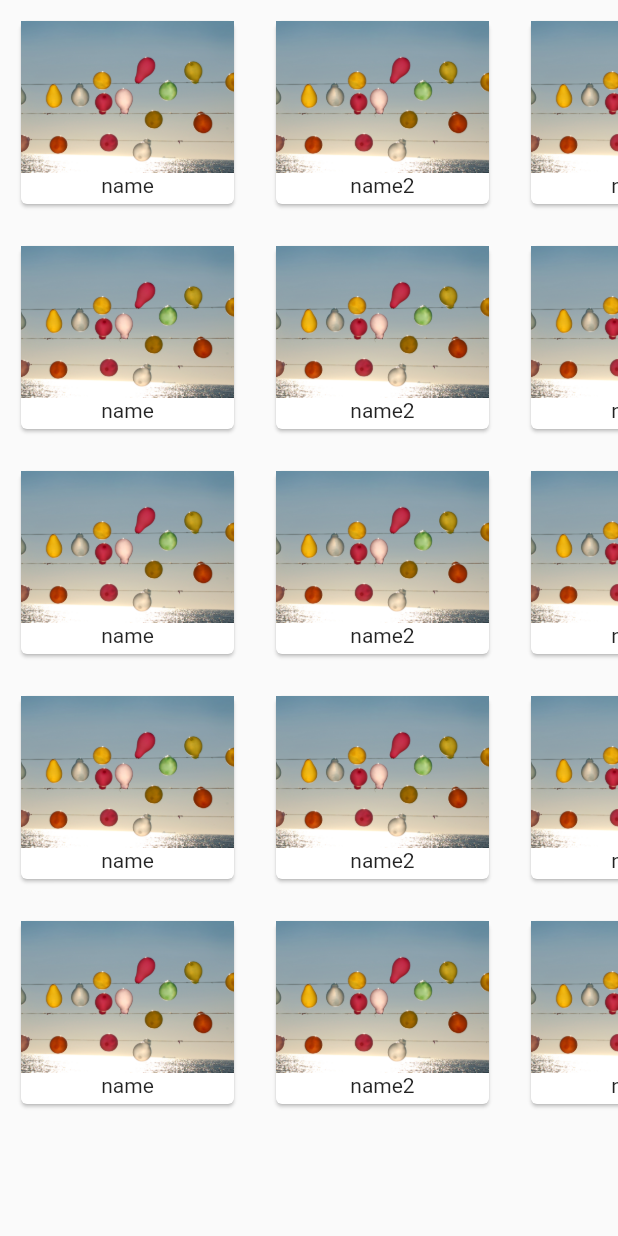
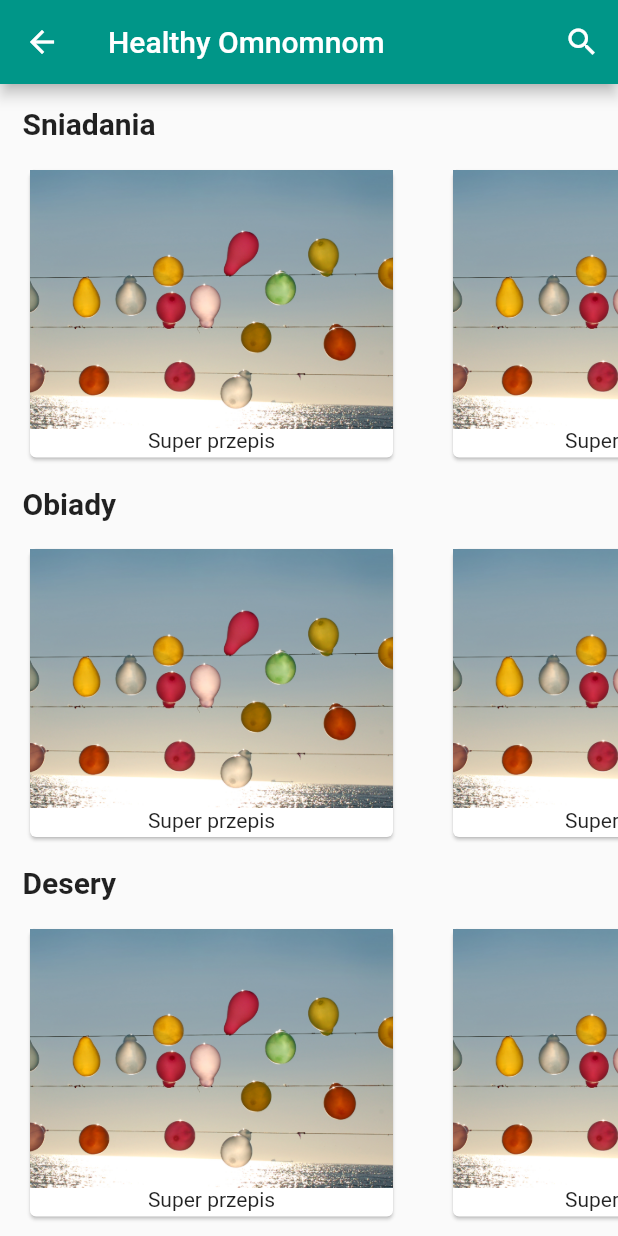
Before and after one commit to koalabzium/healthy_omnomnom, a Flutter app: the RecipeList screen opened directly, on a phone screen of 412 x 824 dp. Run offline on Flutter 3.47's test engine with Material 2 defaults, Android fonts, the phone set to English and light mode, and no system bars.

Commit message:
navigation added

```diff
--- a/lib/recipe_list_view.dart
+++ b/lib/recipe_list_view.dart
@@ -1,65 +1,138 @@
 import 'package:flutter/material.dart';
 
 import './recipe.dart';
+import 'recipe_details_view.dart';
 
 class RecipeList extends StatelessWidget {
 //  final List<Recipe> recipes;
 
-  final List<Recipe> breakfasts = [Recipe("assets/balony.jpg", "name", "type", ["b", "c"], "description", ["d", "e"], true), Recipe("assets/balony.jpg", "name2", "type2", ["b", "c"], "description2", ["d", "e"], false), Recipe("assets/balony.jpg", "name", "type", ["b", "c"], "description", ["d", "e"], true), Recipe("assets/balony.jpg", "name", "type", ["b", "c"], "description", ["d", "e"], true)];
-  final List<Recipe> dinners = [Recipe("assets/balony.jpg", "name", "type", ["b", "c"], "description", ["d", "e"], true), Recipe("assets/balony.jpg", "name2", "type2", ["b", "c"], "description2", ["d", "e"], false), Recipe("assets/balony.jpg", "name", "type", ["b", "c"], "description", ["d", "e"], true), Recipe("assets/balony.jpg", "name", "type", ["b", "c"], "description", ["d", "e"], true)];
-  final List<Recipe> desserts = [Recipe("assets/balony.jpg", "name", "type", ["b", "c"], "description", ["d", "e"], true), Recipe("assets/balony.jpg", "name2", "type2", ["b", "c"], "description2", ["d", "e"], false), Recipe("assets/balony.jpg", "name", "type", ["b", "c"], "description", ["d", "e"], true), Recipe("assets/balony.jpg", "name", "type", ["b", "c"], "description", ["d", "e"], true)];
-  final List<Recipe> smoothies = [Recipe("assets/balony.jpg", "name", "type", ["b", "c"], "description", ["d", "e"], true), Recipe("assets/balony.jpg", "name2", "type2", ["b", "c"], "description2", ["d", "e"], false), Recipe("assets/balony.jpg", "name", "type", ["b", "c"], "description", ["d", "e"], true), Recipe("assets/balony.jpg", "name", "type", ["b", "c"], "description", ["d", "e"], true)];
-  final List<Recipe> owsianki = [Recipe("assets/balony.jpg", "name", "type", ["b", "c"], "description", ["d", "e"], true), Recipe("assets/balony.jpg", "name2", "type2", ["b", "c"], "description2", ["d", "e"], false), Recipe("assets/balony.jpg", "name", "type", ["b", "c"], "description", ["d", "e"], true), Recipe("assets/balony.jpg", "name", "type", ["b", "c"], "description", ["d", "e"], true)];
+  final List<Recipe> Sniadania = [
+    Recipe("assets/balony.jpg", "Super przepis", "type", ["b", "c", "b", "c"],
+        "jak to zrobic", ["d", "e", "f", "g", "h"], true),
+    Recipe("assets/balony.jpg", "Super przepis2", "type2", ["b", "c", "b", "c"],
+        "jak to zrobic2", ["d", "e", "f", "g", "h"], false),
+    Recipe("assets/balony.jpg", "Super przepis", "type", ["b", "c", "b", "c"],
+        "jak to zrobic", ["d", "e", "f", "g", "h"], true),
+    Recipe("assets/balony.jpg", "Super przepis", "type", ["b", "c", "b", "c"],
+        "jak to zrobic", ["d", "e", "f", "g", "h"], true)
+  ];
+  final List<Recipe> Obiady = [
+    Recipe("assets/balony.jpg", "Super przepis", "type", ["b", "c", "b", "c"],
+        "jak to zrobic", ["d", "e", "f", "g", "h"], true),
+    Recipe("assets/balony.jpg", "Super przepis2", "type2", ["b", "c", "b", "c"],
+        "jak to zrobic2", ["d", "e", "f", "g", "h"], false),
+    Recipe("assets/balony.jpg", "Super przepis", "type", ["b", "c", "b", "c"],
+        "jak to zrobic", ["d", "e", "f", "g", "h"], true),
+    Recipe("assets/balony.jpg", "Super przepis", "type", ["b", "c", "b", "c"],
+        "jak to zrobic", ["d", "e", "f", "g", "h"], true)
+  ];
+  final List<Recipe> Desery = [
+    Recipe("assets/balony.jpg", "Super przepis", "type", ["b", "c", "b", "c"],
+        "jak to zrobic", ["d", "e", "f", "g", "h"], true),
+    Recipe("assets/balony.jpg", "Super przepis2", "type2", ["b", "c", "b", "c"],
+        "jak to zrobic2", ["d", "e", "f", "g", "h"], false),
+    Recipe("assets/balony.jpg", "Super przepis", "type", ["b", "c", "b", "c"],
+        "jak to zrobic", ["d", "e", "f", "g", "h"], true),
+    Recipe("assets/balony.jpg", "Super przepis", "type", ["b", "c", "b", "c"],
+        "jak to zrobic", ["d", "e", "f", "g", "h"], true)
+  ];
+  final List<Recipe> Koktajle = [
+    Recipe("assets/balony.jpg", "Super przepis", "type", ["b", "c", "b", "c"],
+        "jak to zrobic", ["d", "e", "f", "g", "h"], true),
+    Recipe("assets/balony.jpg", "Super przepis2", "type2", ["b", "c", "b", "c"],
+        "jak to zrobic2", ["d", "e", "f", "g", "h"], false),
+    Recipe("assets/balony.jpg", "Super przepis", "type", ["b", "c", "b", "c"],
+        "jak to zrobic", ["d", "e", "f", "g", "h"], true),
+    Recipe("assets/balony.jpg", "Super przepis", "type", ["b", "c", "b", "c"],
+        "jak to zrobic", ["d", "e", "f", "g", "h"], true)
+  ];
+  final List<Recipe> Owsianki = [
+    Recipe("assets/balony.jpg", "Super przepis", "type", ["b", "c", "b", "c"],
+        "jak to zrobic", ["d", "e", "f", "g", "h"], true),
+    Recipe("assets/balony.jpg", "Super przepis2", "type2", ["b", "c", "b", "c"],
+        "jak to zrobic2", ["d", "e", "f", "g", "h"], false),
+    Recipe("assets/balony.jpg", "Super przepis", "type", ["b", "c", "b", "c"],
+        "jak to zrobic", ["d", "e", "f", "g", "h"], true),
+    Recipe("assets/balony.jpg", "Super przepis", "type", ["b", "c", "b", "c"],
+        "jak to zrobic", ["d", "e", "f", "g", "h"], true)
+  ];
 
-
-//  RecipeList(this.breakfasts, this.dinners,
-//      this.desserts); //  RecipeList(this.recipes);
+//  RecipeList(this.Sniadania, this.Obiady,
+//      this.Desery); //  RecipeList(this.recipes);
 
   @override
   Widget build(BuildContext context) {
-    return _buildRecipeList(breakfasts, dinners, desserts, smoothies, owsianki);
+    return _buildRecipeList(Sniadania, Obiady, Desery, Koktajle, Owsianki);
   }
 
-  Widget _buildRecipeList(List<Recipe> breakfasts, List<Recipe> dinners, List<Recipe> desserts, List<Recipe> smoothies, List<Recipe> owsianki) {
-    List<List> dishes = [breakfasts, dinners, desserts, smoothies, owsianki];
-    return ListView.builder(
+  Widget _buildRecipeList(List<Recipe> Sniadania, List<Recipe> Obiady,
+      List<Recipe> Desery, List<Recipe> Koktajle, List<Recipe> Owsianki) {
+    List<List> meals = [Sniadania, Obiady, Desery, Koktajle, Owsianki];
+    List<String> mealsList = [
+      "Sniadania",
+      "Obiady",
+      "Desery",
+      "Koktajle",
+      "Owsianki"
+    ];
+    return Scaffold(
+        appBar: AppBar(
+          title: Text('Healthy Omnomnom'),
+          actions: <Widget>[
+            new IconButton(
+              icon: new Icon(Icons.search),
+              onPressed: () {},
+            ),
+          ],
+        ),
+        body: Center(
+            child: ListView.builder(
                 itemCount: 5,
                 itemBuilder: (BuildContext context, int index) {
-          return _buildRecipeRow(dishes[index]);
-        }
-    );
+                  return _buildRecipeRow(meals[index], mealsList[index]);
+                })));
   }
 
-  Widget _buildRecipeRow(List<Recipe> list) {
-    double height = 150.0;
-    return SizedBox(
+  Widget _buildRecipeRow(List<Recipe> list, String listName) {
+    double height = 200.0;
+    double width = 250.0;
+    return Column(crossAxisAlignment: CrossAxisAlignment.start, children: [
+      Padding(
+          padding: EdgeInsets.all(15.0),
+          child: Text(listName,
+              style: TextStyle(fontWeight: FontWeight.bold, fontSize: 20))),
+      SizedBox(
           height: height,
           child: ListView.builder(
             scrollDirection: Axis.horizontal,
             itemCount: list.length,
-          itemBuilder: (BuildContext context, int index){
-          return _buildSingleTile(list[index], height);
+            itemBuilder: (BuildContext context, int index) {
+              return _buildSingleTile(context, list[index], height, width);
             },
-      )
-    );
+          ))
+    ]);
   }
 
-  Widget _buildSingleTile(Recipe recipe, double parentSize) {
-    return Container(
-      padding: EdgeInsets.all(10.0),
+  Widget _buildSingleTile(BuildContext context, Recipe recipe,
+      double parentHeight, double parentWidth) {
+    return FlatButton(
+        child: Container(
+            //padding: EdgeInsets.only(left: 2.0),
             child: SizedBox(
-        width: parentSize,
-        height: parentSize,
+                width: parentWidth,
+                height: parentHeight,
                 child: Card(
                     child: Column(
                   children: <Widget>[
                     Image.asset(recipe.imagePath),
                     Text(recipe.name),
                   ],
-          )
-        )
-      )
+                )))),
+        onPressed: () {
+          Navigator.push(
+            context,
+            MaterialPageRoute(builder: (context) => RecipeDetails(recipe)),
           );
+        });
   }
-
 }
--- a/pubspec.yaml
+++ b/pubspec.yaml
@@ -44,6 +44,8 @@ flutter:
   assets:
     - assets/balony.jpg
     - assets/HOlogo.png
+    - assets/HOlogoWHITE.png
+    - assets/marble.jpg
   #  - images/a_dot_ham.jpeg
 
   # An image asset can refer to one or more resolution-specific "variants", see
```
Also changed, not shown: lib/loading_view.dart (+20 -2 lines), lib/main.dart (+5 -19 lines), lib/recipe_details_view.dart (+34 -24 lines), assets/HOlogoWHITE.png (added), assets/marble.jpg (added). Lines whose indentation alone changed are shown as unchanged.
